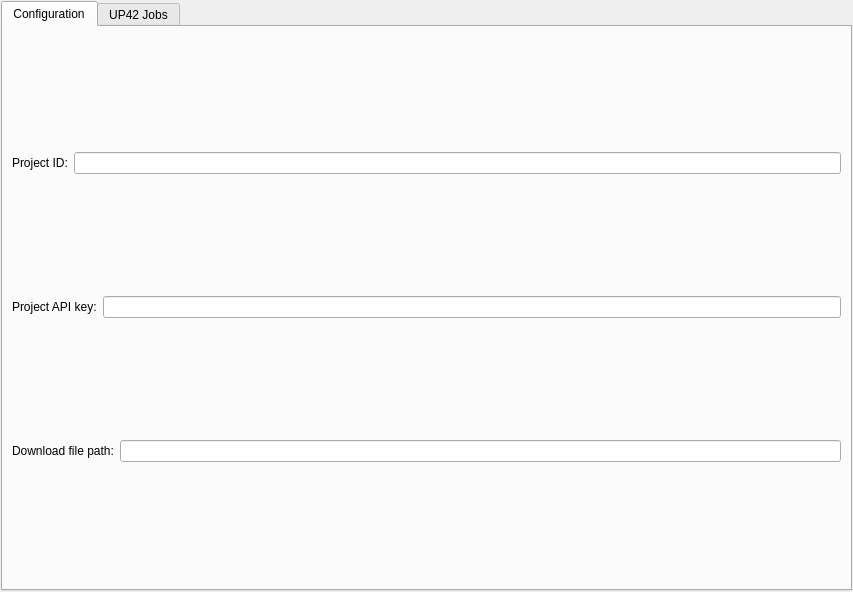
Above: dockwidget.ui from josesahad/up42-qgis-plugin before the change. Below: the same form after it.
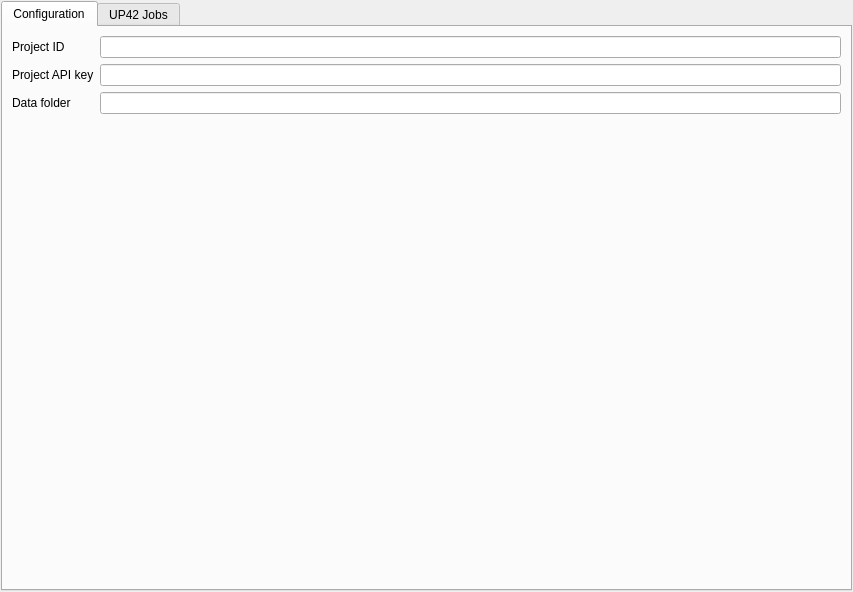
That is the form after the change. The open tabs and pages were chosen to show the change.

Commit message: use QT designer to design the config form

```diff
--- a/dockwidget.ui
+++ b/dockwidget.ui
@@ -45,52 +45,37 @@
                                     <attribute name="title">
                                         <string>Configuration</string>
                                     </attribute>
-                                    <layout class="QVBoxLayout">
-                                        <item>
-                                            <layout class="QHBoxLayout">
-                                                <item>
-                                                    <widget class="QLabel" name="downloadJobLabel">
+                                    <layout class="QFormLayout" name="formLayout">
+                                        <item row="0" column="0">
+                                            <widget class="QLabel" name="projectIDLabel">
                                                         <property name="text">
-                                                            <string>Project ID:</string>
+                                                    <string>Project ID</string>
                                                         </property>
                                                     </widget>
                                                 </item>
-                                                <item>
-                                                    <widget class="QLineEdit" name="projectId"></widget>
-                                                </item>
-                                            </layout>
-                                        </item>
-
-                                        <item>
-                                            <layout class="QHBoxLayout">
-                                                <item>
-                                                    <widget class="QLabel">
+                                        <item row="0" column="1">
+                                            <widget class="QLineEdit" name="projectId"/>
+                                        </item>
+                                        <item row="1" column="0">
+                                            <widget class="QLabel" name="projectAPIKeyLabel">
                                                         <property name="text">
-                                                            <string>Project API key:</string>
+                                                    <string>Project API key</string>
                                                         </property>
                                                     </widget>
                                                 </item>
-                                                <item>
-                                                    <widget class="QLineEdit" name="projectApiKey"></widget>
-                                                </item>
-                                            </layout>
-                                        </item>
-
-                                        <item>
-                                            <layout class="QHBoxLayout">
-                                                <item>
-                                                    <widget class="QLabel">
+                                        <item row="1" column="1">
+                                            <widget class="QLineEdit" name="projectApiKey"/>
+                                        </item>
+                                        <item row="2" column="0">
+                                            <widget class="QLabel" name="dataFolderLabel">
                                                         <property name="text">
-                                                            <string>Download file path:</string>
+                                                    <string>Data folder</string>
                                                         </property>
                                                     </widget>
                                                 </item>
-                                                <item>
-                                                    <widget class="QLineEdit" name="filePath"></widget>
-                                                </item>
-                                            </layout>
-                                        </item>
-
+                                        <item row="2" column="1">
+                                            <widget class="QLineEdit" name="dataFolder"/>
+                                        </item>
                                     </layout>
                                 </widget>
 
```
Lines whose indentation alone changed are shown as unchanged.
